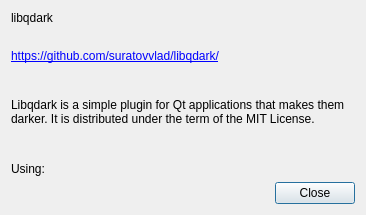
First picture: the form in src/AboutDarkThemePluginDialog.ui, repository suratovvlad/libqdark, before the edit.
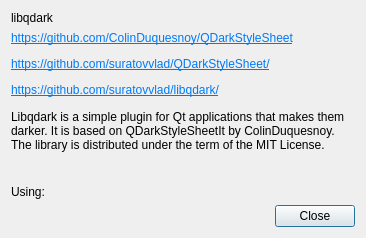
Second picture: the form after the edit.

Diff of the .ui file:
```diff
--- a/src/AboutDarkThemePluginDialog.ui
+++ b/src/AboutDarkThemePluginDialog.ui
@@ -40,7 +40,7 @@
       </sizepolicy>
      </property>
      <property name="text">
-      <string notr="true">&lt;a href=&quot;http://www.keepassx.org/&quot;&gt;https://github.com/suratovvlad/libqdark/&lt;/a&gt;</string>
+      <string notr="true">&lt;html&gt;&lt;head/&gt;&lt;body&gt;&lt;p&gt;&lt;a href=&quot;https://github.com/ColinDuquesnoy/QDarkStyleSheet&quot;&gt;&lt;span style=&quot; text-decoration: underline; color:#007af4;&quot;&gt;https://github.com/ColinDuquesnoy/QDarkStyleSheet&lt;/span&gt;&lt;/a&gt;&lt;/p&gt;&lt;p&gt;&lt;a href=&quot;https://github.com/ColinDuquesnoy/QDarkStyleSheet&quot;&gt;&lt;span style=&quot; text-decoration: underline; color:#007af4;&quot;&gt;https://github.com/suratovvlad/QDarkStyleSheet/&lt;/span&gt;&lt;/a&gt;&lt;/p&gt;&lt;p&gt;&lt;a href=&quot;http://www.keepassx.org/&quot;&gt;&lt;span style=&quot; text-decoration: underline; color:#007af4;&quot;&gt;https://github.com/suratovvlad/libqdark/&lt;/span&gt;&lt;/a&gt;&lt;/p&gt;&lt;/body&gt;&lt;/html&gt;</string>
      </property>
      <property name="textFormat">
       <enum>Qt::AutoText</enum>
@@ -59,7 +59,7 @@
       </sizepolicy>
      </property>
      <property name="text">
-      <string>Libqdark is a simple plugin for Qt applications that makes them darker. It is distributed under the term of the MIT License.</string>
+      <string>Libqdark is a simple plugin for Qt applications that makes them darker. It is based on QDarkStyleSheetIt by ColinDuquesnoy. The library is distributed under the term of the MIT License.</string>
      </property>
      <property name="wordWrap">
       <bool>true</bool>
```
